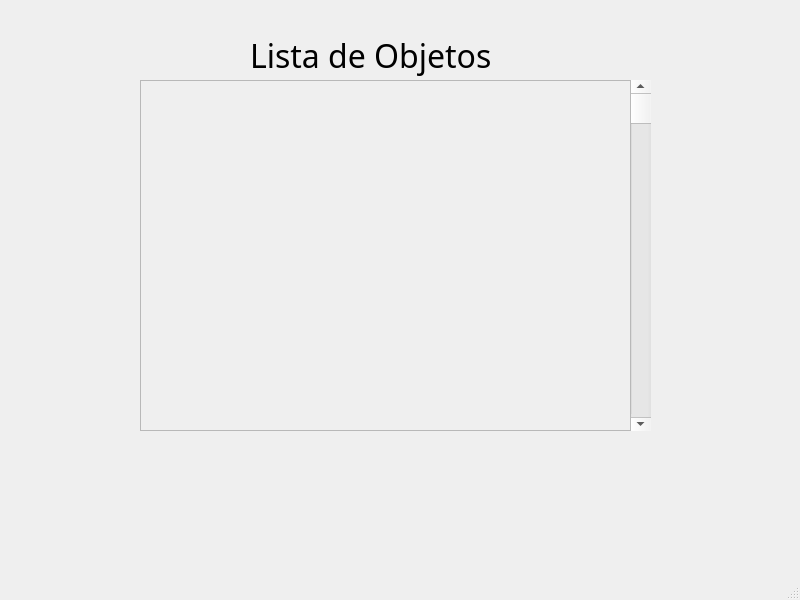
eperec03/museo, file src/vista/ui/PruebaScroll.ui: the form before one commit.
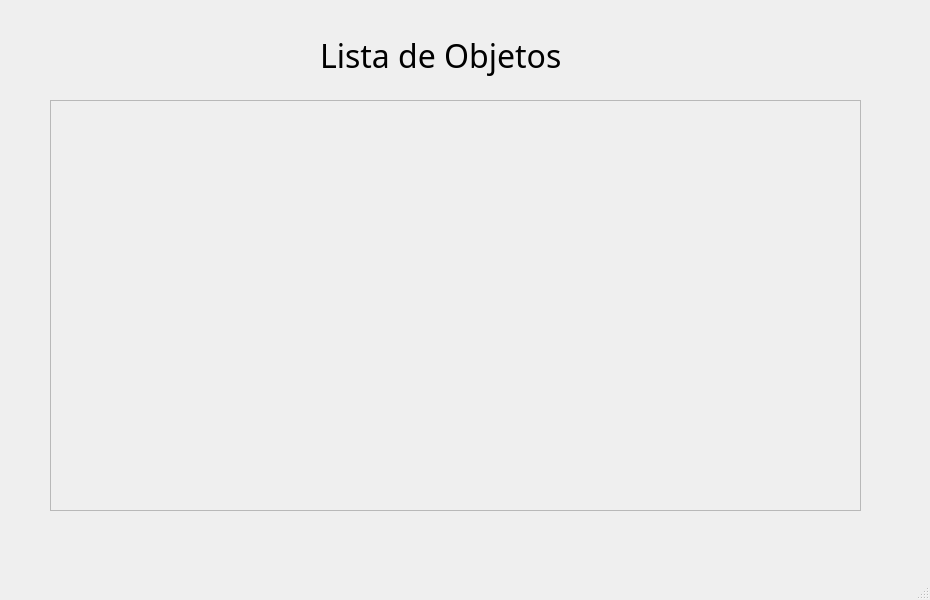
The form after the commit.

```diff
--- a/src/vista/ui/PruebaScroll.ui
+++ b/src/vista/ui/PruebaScroll.ui
@@ -6,7 +6,7 @@
    <rect>
     <x>0</x>
     <y>0</y>
-    <width>800</width>
+    <width>930</width>
     <height>600</height>
    </rect>
   </property>
@@ -17,7 +17,7 @@
    <widget class="QLabel" name="Titulo">
     <property name="geometry">
      <rect>
-      <x>250</x>
+      <x>320</x>
       <y>10</y>
       <width>271</width>
       <height>91</height>
@@ -45,26 +45,13 @@
      </rect>
     </property>
    </widget>
-   <widget class="QScrollBar" name="scrollBar">
-    <property name="geometry">
-     <rect>
-      <x>630</x>
-      <y>80</y>
-      <width>21</width>
-      <height>351</height>
-     </rect>
-    </property>
-    <property name="orientation">
-     <enum>Qt::Vertical</enum>
-    </property>
-   </widget>
    <widget class="QScrollArea" name="scrollArea">
     <property name="geometry">
      <rect>
-      <x>140</x>
-      <y>80</y>
-      <width>491</width>
-      <height>351</height>
+      <x>50</x>
+      <y>100</y>
+      <width>811</width>
+      <height>411</height>
      </rect>
     </property>
     <property name="widgetResizable">
@@ -75,8 +62,8 @@
       <rect>
        <x>0</x>
        <y>0</y>
-       <width>489</width>
-       <height>349</height>
+       <width>809</width>
+       <height>409</height>
       </rect>
      </property>
     </widget>
```
Left out of the diff: 2 changed lines with no effect on the pictures.
